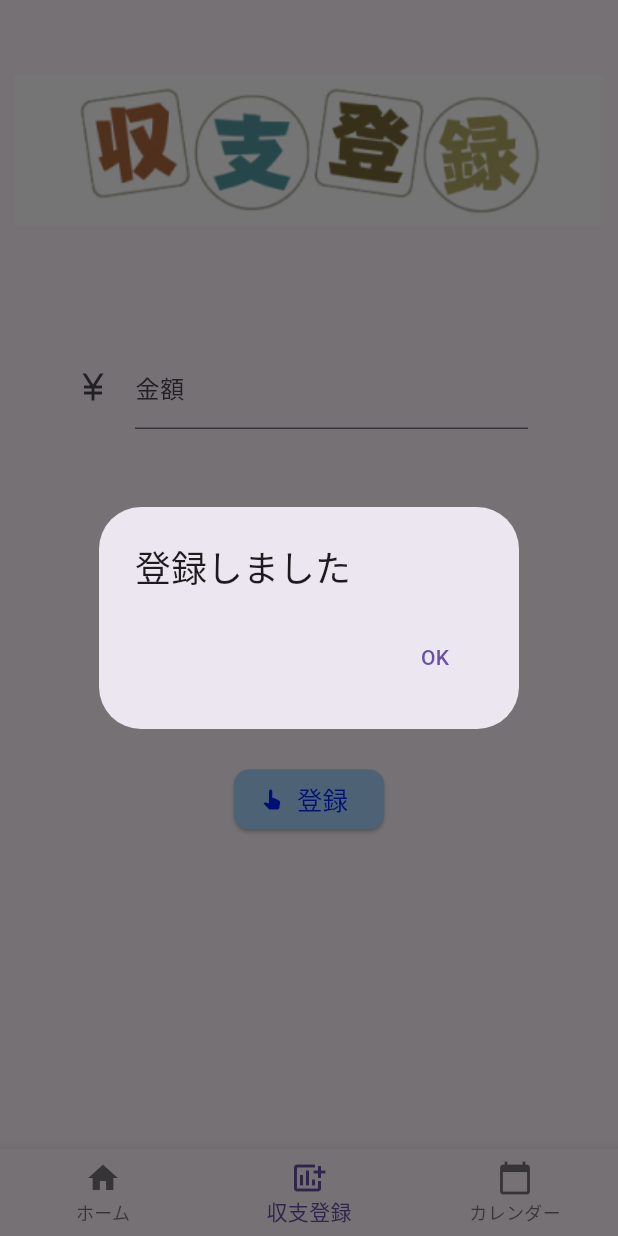
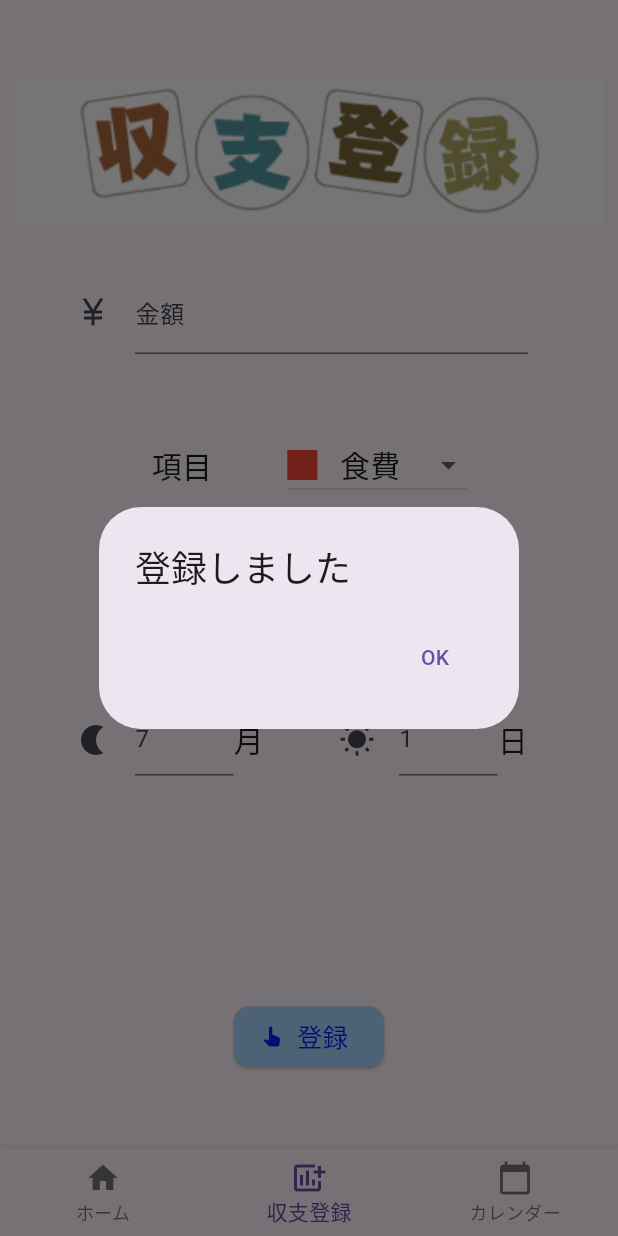
Before and after one commit to Ittalian/flutter_share_kakeibo, a Flutter app: the screen it shows after launch, item 2 of the bottom bar chosen, after a tap on "登録", on a phone screen of 412 x 824 dp. Run offline on Flutter 3.47's test engine with Material 3 defaults, Android fonts, the phone set to English and light mode, and no system bars; our stand-ins replace cloud_firestore, firebase_core, flutter_hooks, flutter_riverpod, table_calendar; accounts and stored records are empty.

Commit message:
データベース登録処理

```diff
--- a/lib/main.dart
+++ b/lib/main.dart
@@ -1,11 +1,11 @@
 import 'package:flutter/material.dart';
-// import 'package:intl/date_symbol_data_file.dart';
 import 'package:intl/date_symbol_data_local.dart';
 import 'home.dart';
 import 'registration.dart';
 import 'calendar.dart';
 import 'package:firebase_core/firebase_core.dart';
 import 'firebase_options.dart';
+import 'package:flutter_riverpod/flutter_riverpod.dart';
 
 Future<void> main() async {
   WidgetsFlutterBinding.ensureInitialized();
--- a/lib/registration.dart
+++ b/lib/registration.dart
@@ -1,7 +1,7 @@
-import 'dart:ffi';
-
 import 'package:cloud_firestore/cloud_firestore.dart';
+import 'package:flutter/cupertino.dart';
 import 'package:flutter/material.dart';
+import 'package:flutter/widgets.dart';
 import 'dropdown_button_menu.dart';
 
 class Registration extends StatefulWidget {
@@ -14,9 +14,9 @@ class Registration extends StatefulWidget {
 class _RegistrationState extends State<Registration> {
   int price = 0;
   String category = "食費";
-  // List<QueryDocumentSnapshot> list = [];
-  bool isInsert = false;
   String insertMessage = "";
+  int month = 0;
+  int day = 0;
 
   void setCategory(String value) {
     setState(() {
@@ -33,7 +33,7 @@ class _RegistrationState extends State<Registration> {
         child: Image.asset('images/registration.jpg'),
       ),
       Container(
-        margin: const EdgeInsets.fromLTRB(50, 80, 60, 0),
+        margin: const EdgeInsets.fromLTRB(50, 30, 60, 0),
         child: TextField(
           maxLines: 1,
           decoration: const InputDecoration(
@@ -49,7 +49,6 @@ class _RegistrationState extends State<Registration> {
           keyboardType: TextInputType.number,
         ),
       ),
-      const Padding(padding: EdgeInsets.only(top: 50)),
       // 取得したデータの表示
       // Column(
       //   children: list.map((document) {
@@ -72,6 +71,46 @@ class _RegistrationState extends State<Registration> {
           notifyParent: setCategory,
         ),
       ]),
+      const Padding(padding: EdgeInsets.only(top: 30)),
+      Expanded(
+          child: Container(
+              margin: const EdgeInsets.fromLTRB(50, 30, 60, 0),
+              child: Row(children: [
+                Flexible(
+                    child: TextField(
+                  maxLines: 1,
+                  decoration: const InputDecoration(
+                    icon: Icon(Icons.nightlight),
+                    hintText: '7',
+                  ),
+                  onChanged: (value) {
+                    setState(() {
+                      month = int.parse(value);
+                    });
+                  },
+                  keyboardType: TextInputType.number,
+                )),
+                const Text("月", style: TextStyle(fontSize: 20)),
+                const Padding(padding: EdgeInsets.only(left: 50)),
+                Flexible(
+                    child: TextField(
+                  maxLines: 1,
+                  decoration: const InputDecoration(
+                    icon: Icon(Icons.wb_sunny),
+                    hintText: '1',
+                  ),
+                  onChanged: (value) {
+                    setState(() {
+                      day = int.parse(value);
+                    });
+                  },
+                  keyboardType: TextInputType.number,
+                )),
+                const Text("日",
+                    style: TextStyle(
+                      fontSize: 20,
+                    ))
+              ]))),
       const Padding(padding: EdgeInsets.only(top: 75)),
       ElevatedButton.icon(
         onPressed: () async {
@@ -90,8 +129,12 @@ class _RegistrationState extends State<Registration> {
               );
             },
           );
+          print(month);
+          print(day);
+          // データ追加処理
           await FirebaseFirestore.instance.collection('budget').add(
-              {'price': price, 'category': category, 'when': DateTime.now()});
+            {'price': price, 'category': category, 'when': DateTime.utc(DateTime.now().year, month, day)}
+          );
           // データ取得処理
           // final snapshot =
           //     await FirebaseFirestore.instance.collection('budget').get();
```
Also changed, not shown: lib/calendar.dart (+14 -25 lines), pubspec.yaml (+7 -0 lines), pubspec.lock.
